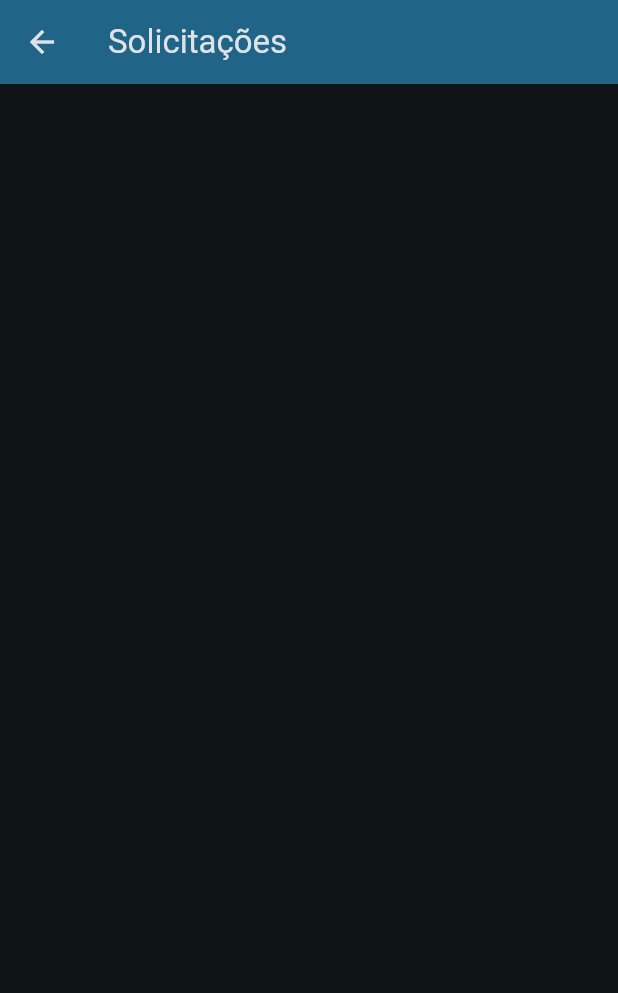
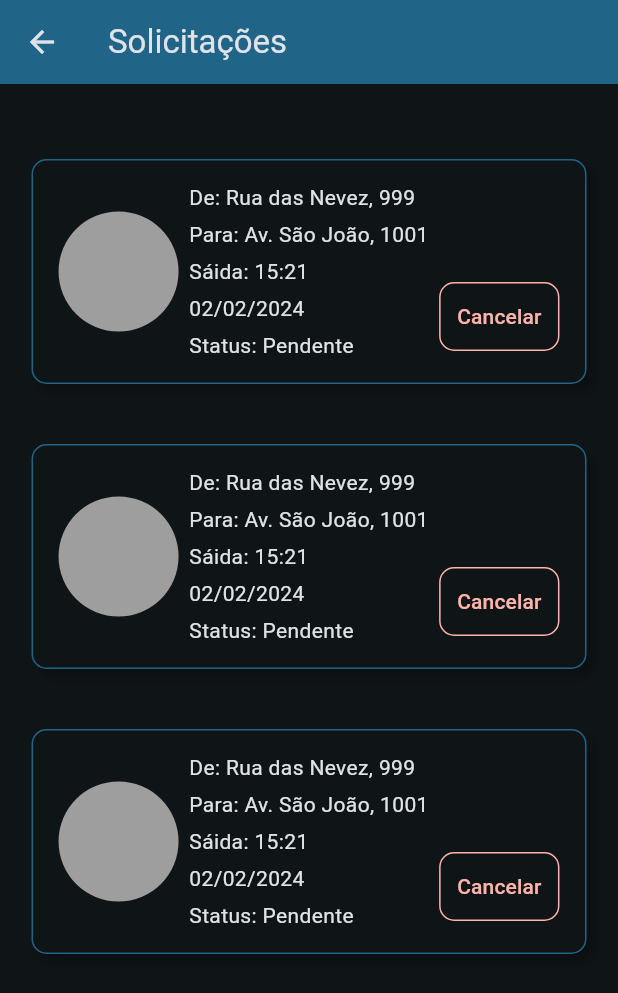
Before and after one commit to Felipe-TM/buscar-flutter, a Flutter app: the RequestsScreen screen opened directly, on a phone screen of 412 x 824 dp. Shown: the top 993 px of the screen. Run offline on Flutter 3.47's test engine with Material 3 defaults, Android fonts, the phone set to English and light mode, and no system bars; missing offline and left inert: inner_shadow_widget; Roboto replaces fonts that are missing (Istok Web).

```diff
--- a/lib/features/rides/history/presentation/history_filters.dart
+++ b/lib/features/rides/history/presentation/history_filters.dart
@@ -27,12 +27,12 @@ class _HistoryFiltersState extends State<HistoryFilters> {
       child: SizedBox(
         height: 100,
         width: MediaQuery.of(context).size.width,
-        child: const Row(
+        child: Row(
           crossAxisAlignment: CrossAxisAlignment.center,
           mainAxisAlignment: MainAxisAlignment.center,
           children: [
             DatePickerButton(),
-            Padding(
+            const Padding(
               padding: EdgeInsets.symmetric(horizontal: 20),
               child: Text('Até'),
             ),
--- a/lib/features/rides/requests/presentation/requests_screen.dart
+++ b/lib/features/rides/requests/presentation/requests_screen.dart
@@ -1,3 +1,4 @@
+import 'package:buscar/common_widgets/shrinkeble_button.dart';
 import 'package:flutter/material.dart';
 
 class RequestsScreen extends StatelessWidget {
@@ -10,6 +11,101 @@ class RequestsScreen extends StatelessWidget {
         title: const Text('Solicitações'),
         backgroundColor: Theme.of(context).colorScheme.inversePrimary,
       ),
+      body: SingleChildScrollView(
+        child: Padding(
+          padding: EdgeInsets.symmetric(vertical: 30),
+          child: Center(
+            child: Column(
+              children: [
+                RequestTile(),
+                RequestTile(),
+                RequestTile(),
+              ]
+                  .map((widget) => Padding(
+                        padding: EdgeInsets.symmetric(vertical: 20),
+                        child: widget,
+                      ))
+                  .toList(),
+            ),
+          ),
+        ),
+      ),
     );
   }
 }
+
+class RequestTile extends StatelessWidget {
+  const RequestTile({
+    super.key,
+  });
+
+  @override
+  Widget build(BuildContext context) {
+    return ShrinkebleButton(
+      shrinkScale: 0.95,
+      onPressed: () {},
+      child: SizedBox(
+        height: 150,
+        width: 370,
+        child: Container(
+          decoration: BoxDecoration(
+            color: Theme.of(context).colorScheme.surface,
+            borderRadius: const BorderRadius.all(Radius.circular(10)),
+            border: Border.all(
+              color: Theme.of(context).colorScheme.inversePrimary,
+            ),
+            boxShadow: const [
+              BoxShadow(
+                color: Colors.black26,
+                blurRadius: 5,
+                offset: Offset(5, 5),
+              ),
+            ],
+          ),
+          child: Padding(
+            padding: const EdgeInsets.all(10.0),
+            child: Row(
+              mainAxisAlignment: MainAxisAlignment.spaceEvenly,
+              children: [
+                Container(
+                  width: 80,
+                  height: 80,
+                  decoration: const ShapeDecoration(
+                      shape: OvalBorder(), color: Colors.grey),
+                ),
+                const Column(
+                  mainAxisAlignment: MainAxisAlignment.spaceEvenly,
+                  crossAxisAlignment: CrossAxisAlignment.start,
+                  children: [
+                    Text('De: Rua das Nevez, 999'),
+                    Text('Para: Av. São João, 1001'),
+                    Text('Sáida: 15:21'),
+                    Text('02/02/2024'),
+                    Text('Status: Pendente'),
+                  ],
+                ),
+                Padding(
+                  padding: const EdgeInsets.only(top: 60),
+                  child: TextButton(
+                    onPressed: () {},
+                    style: TextButton.styleFrom(
+                      foregroundColor: Theme.of(context).colorScheme.error,
+                      side: BorderSide(
+                          color: Theme.of(context).colorScheme.error),
+                      shape: const RoundedRectangleBorder(
+                          borderRadius: BorderRadius.all(Radius.circular(10))),
+                    ),
+                    child: const Padding(
+                      padding: EdgeInsets.symmetric(vertical: 5),
+                      child: Text('Cancelar'),
+                    ),
+                  ),
+                )
+              ],
+            ),
+          ),
+        ),
+      ),
+    );
+  }
+}
```
Also changed, not shown: lib/common_widgets/count_display_widget.dart (added, +41 -0 lines), lib/common_widgets/date_picker_button.dart (+9 -4 lines), lib/features/rides/ride_details/presentation/ride_details_sheet.dart (+40 -18 lines).
